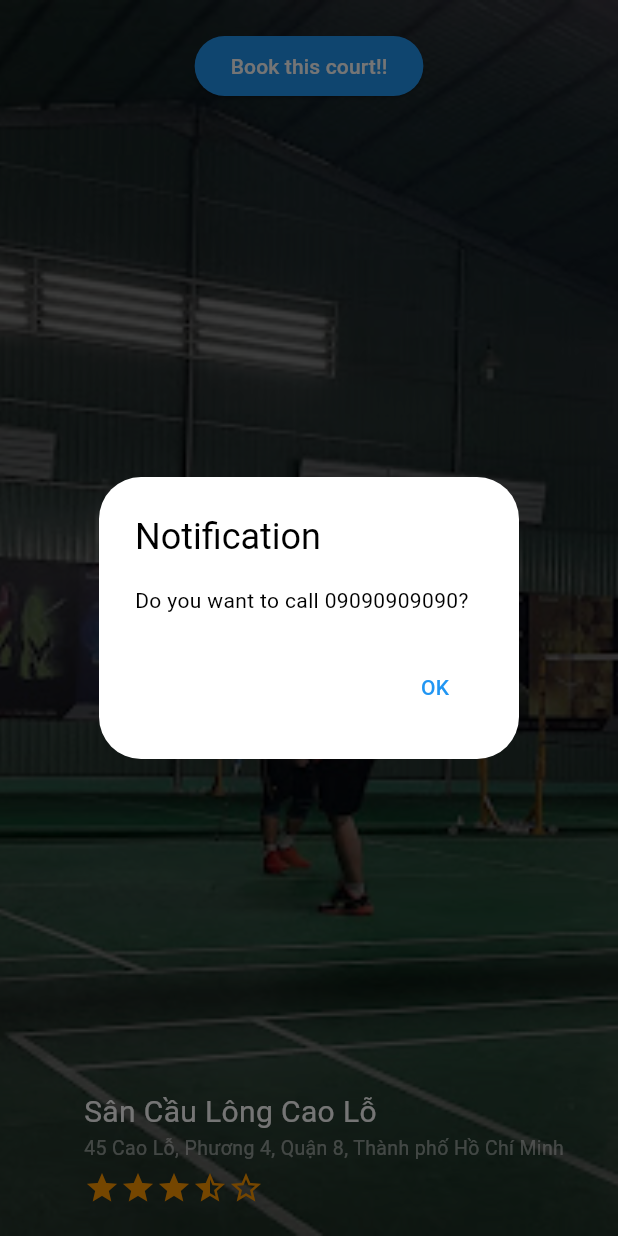
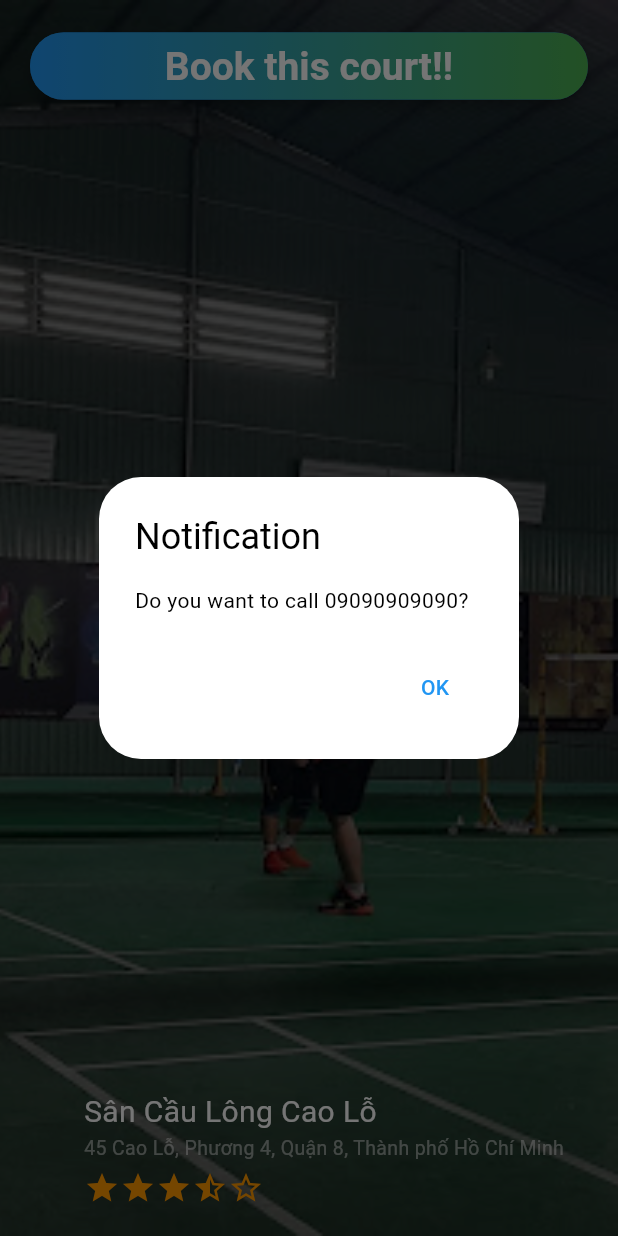
Before and after one commit to k0n-k40-k40/l0bby-frontend, a Flutter app: the BookingPage screen opened directly, after a tap on "Book this court!!", on a phone screen of 412 x 824 dp. Run offline on Flutter 3.47's test engine with Material 3 defaults, Android fonts, the phone set to English and light mode, and no system bars; our stand-ins replace image_picker.

Commit message:
added gradient

```diff
--- a/lib/src/screens/booking_page.dart
+++ b/lib/src/screens/booking_page.dart
@@ -54,19 +54,40 @@ _showNotification(BuildContext context, String phoneNumber) {
     context: context,
     builder: (BuildContext context) {
       return AlertDialog(
-        title: Text('Notification'),
+        title: const Text('Notification'),
         content: Text('Do you want to call $phoneNumber?'),
         actions: <Widget>[
           TextButton(
             onPressed: () {
               Navigator.of(context).pop();
             },
-            child: Text('OK'),
+            child: const Text('OK'),
           ),
         ],
       );
     },
   );
+}
+
+class MyInk extends StatelessWidget {
+  final Widget child;
+
+  const MyInk({super.key, required this.child});
+
+  @override
+  Widget build(BuildContext context) {
+    return Ink(
+      decoration: BoxDecoration(
+        gradient: const LinearGradient(
+          colors: [Colors.blue, Colors.green], // Gradient colors
+          begin: Alignment.centerLeft, // Gradient begin alignment
+          end: Alignment.centerRight, // Gradient end alignment
+        ),
+        borderRadius: BorderRadius.circular(30), // Same border radius as the button
+      ),
+      child: child,
+    );
+  }
 }
 
 class CallButton extends StatelessWidget {
@@ -79,13 +100,37 @@ class CallButton extends StatelessWidget {
 
   @override
   Widget build(BuildContext context) {
-    return ElevatedButton(
+    return
+      ElevatedButton (
         onPressed: () => {
           _showNotification(context, phoneNumber),
         },
-        child: const Text(
-          "Book this court!!",
-        )
+        style: ElevatedButton.styleFrom(
+          backgroundColor: const Color.fromARGB(255, 26, 125, 207).withOpacity(0.9), // Background color
+          padding: const EdgeInsets.symmetric(vertical: 0, horizontal: 0), // Button padding
+          shape: RoundedRectangleBorder(
+            borderRadius: BorderRadius.circular(30), // Button border radius
+          ),
+          textStyle: const TextStyle(
+            fontSize: 26, // Button text size
+            fontWeight: FontWeight.normal,
+          ),
+          elevation: 3,
+        ),
+        child: MyInk(
+          child: Container(
+            constraints: const BoxConstraints(minWidth: 88, minHeight: 45), // Button size
+            alignment: Alignment.center,
+            child: const Text(
+              'Book this court!!',
+              textAlign: TextAlign.center,
+              style: TextStyle(
+                color: Colors.white, // Text color
+                fontWeight: FontWeight.bold,
+              ),
+            ),
+          ),
+      ),
       );
   }
 
@@ -95,10 +140,10 @@ class BookingPage extends StatelessWidget {
   final CourtInfo courtInfo;
 
   const BookingPage({
-    Key? key,
+    super.key,
     required this.backgroundFileName,
     required this.courtInfo,
-  }) : super(key: key);
+  });
 
   @override
   Widget build(BuildContext context) {
```
